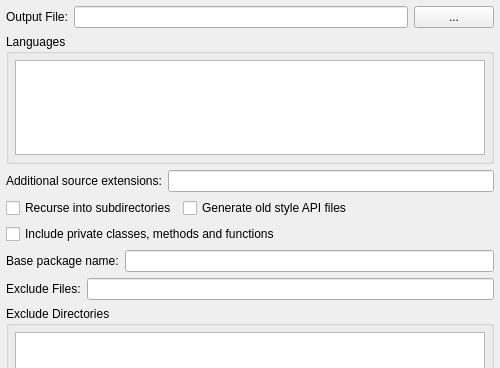
Before: the Qt Designer form Plugins/DocumentationPlugins/Ericapi/EricapiConfigDialog.ui in testmana2/test, drawn with Qt 5; both pictures show x 0 to 500 and y 0 to 368 of the 500 by 600 pixel window.
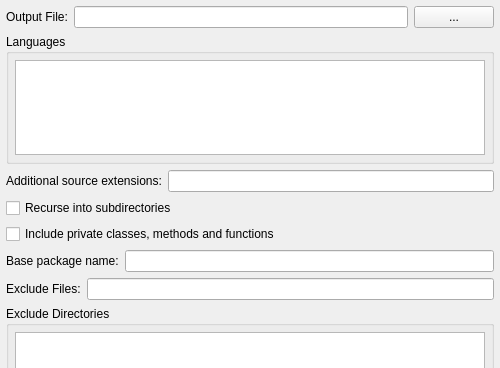
After: the same form once the commit is applied.

```diff
--- a/Plugins/DocumentationPlugins/Ericapi/EricapiConfigDialog.ui
+++ b/Plugins/DocumentationPlugins/Ericapi/EricapiConfigDialog.ui
@@ -94,8 +94,8 @@
     </layout>
    </item>
    <item>
-    <layout class="QGridLayout" >
-     <item row="0" column="2" >
+    <layout class="QGridLayout">
+     <item row="0" column="1">
       <spacer>
        <property name="orientation" >
         <enum>Qt::Horizontal</enum>
@@ -111,19 +111,9 @@
        </property>
       </spacer>
      </item>
-     <item row="0" column="1" >
-      <widget class="QCheckBox" name="oldStyleCheckBox" >
-       <property name="toolTip" >
-        <string>Select to generate API files for QScintilla prior to 1.7</string>
-       </property>
-       <property name="text" >
-        <string>Generate old style API files</string>
-       </property>
-      </widget>
-     </item>
-     <item row="0" column="0" >
-      <widget class="QCheckBox" name="recursionCheckBox" >
-       <property name="toolTip" >
+     <item row="0" column="0">
+      <widget class="QCheckBox" name="recursionCheckBox">
+       <property name="toolTip">
         <string>Select to recurse into subdirectories</string>
        </property>
        <property name="text" >
@@ -253,7 +243,7 @@
    </item>
   </layout>
  </widget>
- <layoutdefault spacing="6" margin="6" />
+ <layoutdefault spacing="6" margin="6"/>
  <pixmapfunction>qPixmapFromMimeSource</pixmapfunction>
  <tabstops>
   <tabstop>outputFileEdit</tabstop>
```
Left out of the diff: 198 changed lines with no effect on the pictures.
